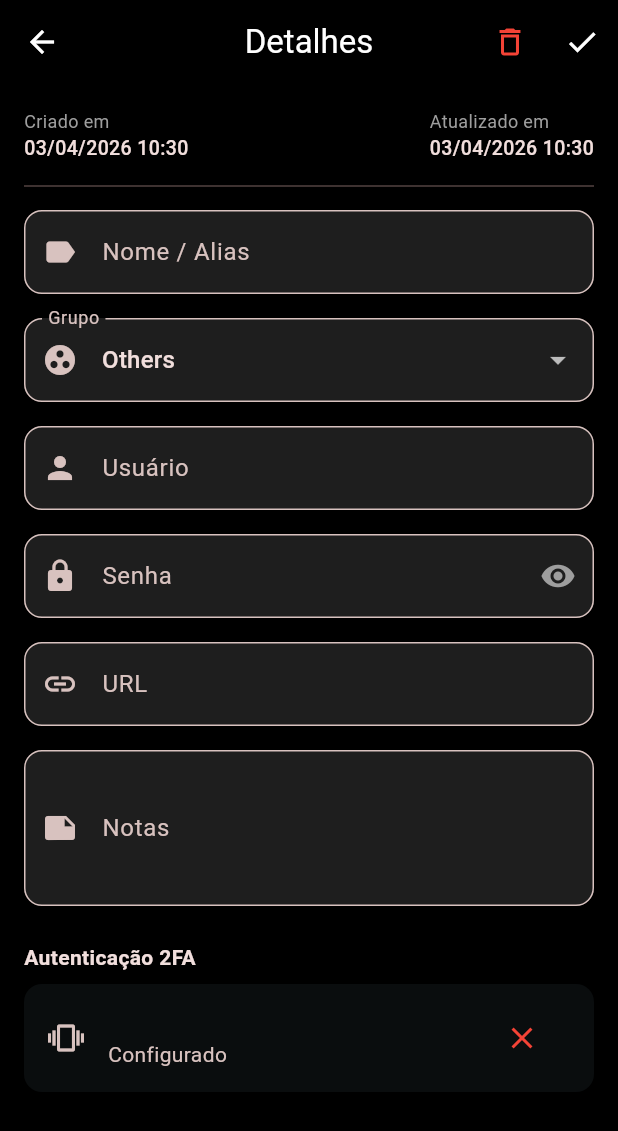
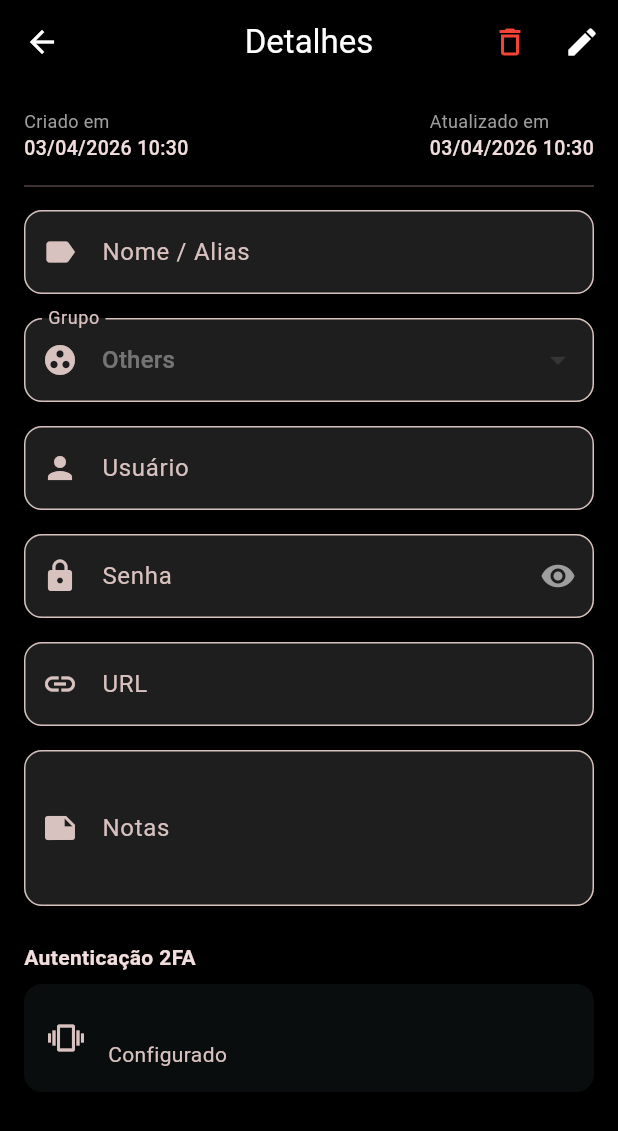
Before and after one commit to asideia/passwmob, a Flutter app: the CredentialDetailsScreen screen opened directly with empty values, on a phone screen of 412 x 824 dp. Shown: the top 1131 px of the screen. Run offline on Flutter 3.47's test engine with Material 3 defaults, Android fonts, the phone set to English and light mode, and no system bars; our stand-ins replace flutter_secure_storage, hive, hive_flutter, local_auth; missing offline and left inert: base32, mobile_scanner, otp; accounts and stored records are empty.

Commit message:
fix detail credential

```diff
--- a/lib/screens/credential_details_screen.dart
+++ b/lib/screens/credential_details_screen.dart
@@ -1,4 +1,5 @@
 import 'package:flutter/material.dart';
+import 'package:flutter/services.dart';
 import 'package:passwmob/screens/qr_scanner_screen.dart';
 import '../models/credential.dart';
 import '../services/database_service.dart';
@@ -29,6 +30,9 @@ class _CredentialDetailsScreenState extends State<CredentialDetailsScreen> {
   late TextEditingController _urlController;
   late TextEditingController _noteController;
   late String _selectedGroup;
+
+  // Controla se a tela está em modo de edição ou visualização
+  bool _isEditing = false;
 
   // Variável para controlar a visibilidade da senha
   bool _obscurePassword = true;
@@ -163,12 +167,37 @@ class _CredentialDetailsScreenState extends State<CredentialDetailsScreen> {
     return Scaffold(
       appBar: AppBar(
         title: const Text('Detalhes'),
-        actions: [
+        actions: _isEditing
+            ? [
+                IconButton(
+                  icon: const Icon(Icons.close),
+                  onPressed: () => setState(() {
+                    _isEditing = false;
+                    // Reverte os campos para os valores originais
+                    _aliasController.text = widget.item.alias;
+                    _usernameController.text = widget.item.username ?? '';
+                    _passwordController.text = widget.item.password ?? '';
+                    _urlController.text = widget.item.url ?? '';
+                    _noteController.text = widget.item.note ?? '';
+                    _selectedGroup = widget.item.group;
+                    _current2FASecret = widget.item.twoFactorSecret;
+                    _current2FALabel = widget.item.twoFactorLabel;
+                  }),
+                ),
+                IconButton(
+                  icon: const Icon(Icons.check),
+                  onPressed: _saveChanges,
+                ),
+              ]
+            : [
                 IconButton(
                   icon: const Icon(Icons.delete_outline, color: Colors.red),
                   onPressed: _confirmDelete,
                 ),
-          IconButton(icon: const Icon(Icons.check), onPressed: _saveChanges),
+                IconButton(
+                  icon: const Icon(Icons.edit),
+                  onPressed: () => setState(() => _isEditing = true),
+                ),
               ],
       ),
       body: SingleChildScrollView(
@@ -235,12 +264,15 @@ class _CredentialDetailsScreenState extends State<CredentialDetailsScreen> {
                   leading: const Icon(Icons.vibration),
                   title: Text(_current2FALabel ?? "Código 2FA Ativo"),
                   subtitle: const Text("Configurado"),
-                  trailing: IconButton(
+                  trailing: _isEditing
+                      ? IconButton(
                           icon: const Icon(Icons.close, color: Colors.red),
-                    onPressed: () => setState(() => _current2FASecret = null),
-                  ),
+                          onPressed: () =>
+                              setState(() => _current2FASecret = null),
                         )
-              else
+                      : null,
+                )
+              else if (_isEditing)
                 Row(
                   children: [
                     Expanded(
@@ -302,6 +334,17 @@ class _CredentialDetailsScreenState extends State<CredentialDetailsScreen> {
     bool isRequired = false,
     int maxLines = 1,
   }) {
+    // Function to copy text to clipboard
+    void copyToClipboard() {
+      Clipboard.setData(ClipboardData(text: controller.text));
+      ScaffoldMessenger.of(
+        context,
+      ).showSnackBar(SnackBar(content: Text('$label copiado!')));
+    }
+
+    // Determine the onTap behavior for the TextFormField
+    final VoidCallback? onTapCallback = _isEditing ? null : copyToClipboard;
+
     return TextFormField(
       controller: controller,
       // obscureText: isPassword,
@@ -315,12 +358,16 @@ class _CredentialDetailsScreenState extends State<CredentialDetailsScreen> {
       decoration: InputDecoration(
         labelText: label,
         prefixIcon: Icon(icon),
+        // The border is already defined in the theme, but can be overridden here
         border: OutlineInputBorder(borderRadius: BorderRadius.circular(12)),
         // Adiciona o ícone do olhinho apenas se for campo de senha
-        suffixIcon: isPassword
+        suffixIcon: _isEditing
+            ? (isPassword
                   ? IconButton(
                       icon: Icon(
-                  _obscurePassword ? Icons.visibility : Icons.visibility_off,
+                        _obscurePassword
+                            ? Icons.visibility
+                            : Icons.visibility_off,
                         color: Colors.grey,
                       ),
                       onPressed: () {
@@ -329,10 +376,26 @@ class _CredentialDetailsScreenState extends State<CredentialDetailsScreen> {
                         });
                       },
                     )
-            : null,
+                  : null)
+            : (isPassword // If not editing, and it's a password field
+                  ? IconButton(
+                      icon: Icon(
+                        _obscurePassword
+                            ? Icons.visibility
+                            : Icons.visibility_off,
+                        color: Colors.grey,
                       ),
-      // validator: (value) =>
-      //     value == null || value.isEmpty ? 'Obrigatório' : null,
+                      onPressed: () {
+                        setState(() {
+                          _obscurePassword = !_obscurePassword;
+                        });
+                      },
+                    )
+                  : null), // If not editing and not a password, no suffix icon (copy on tap of field)
+      ),
+      readOnly: !_isEditing, // Ensure read-only when not editing
+      canRequestFocus: _isEditing, // Prevent focus when not editing
+      onTap: onTapCallback, // Handle tap for copying when not editing
       validator: (value) {
         if (isRequired && (value == null || value.isEmpty)) {
           return 'Obrigatório';
@@ -354,7 +417,9 @@ class _CredentialDetailsScreenState extends State<CredentialDetailsScreen> {
       items: groups
           .map((g) => DropdownMenuItem(value: g, child: Text(g)))
           .toList(),
-      onChanged: (value) => setState(() => _selectedGroup = value!),
+      onChanged: _isEditing
+          ? (value) => setState(() => _selectedGroup = value!)
+          : null,
     );
   }
 }
```
Lines whose indentation alone changed are shown as unchanged.
